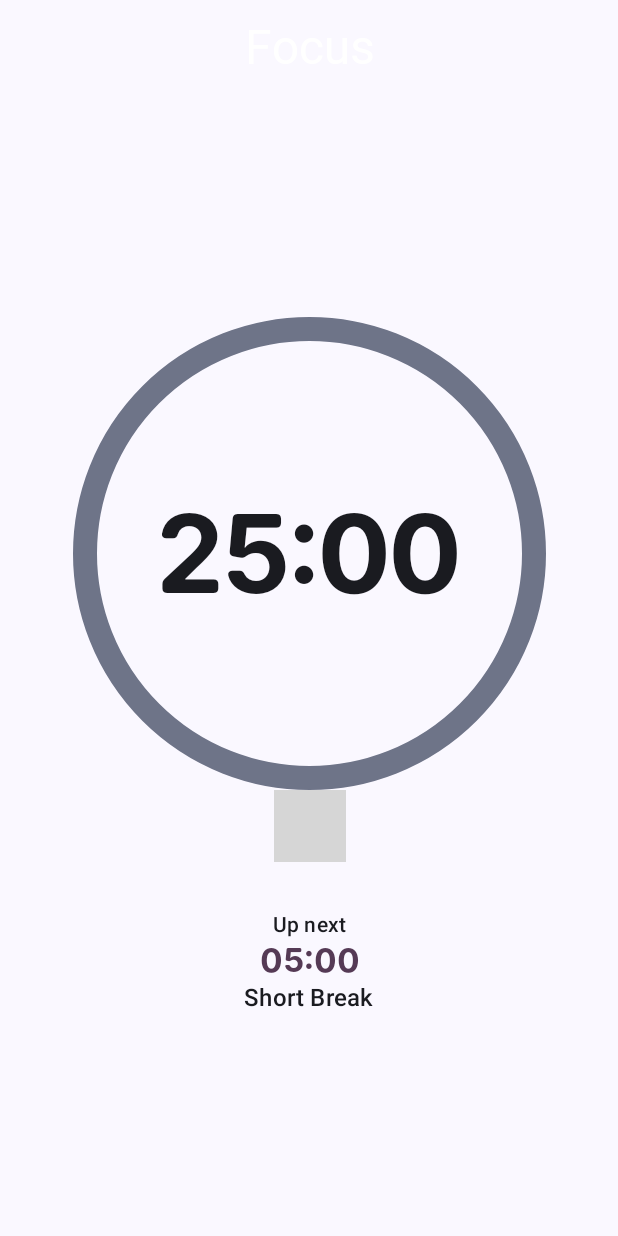
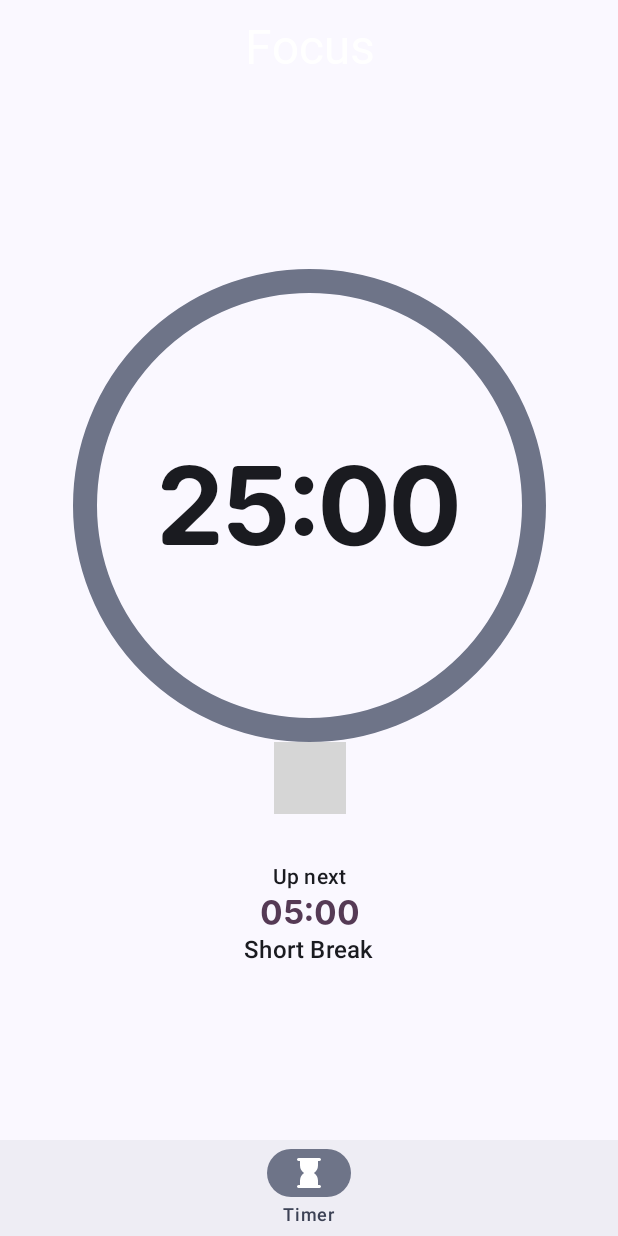
Before and after one commit to nsh07/Tomato, an Android app built with Jetpack Compose: the screen it shows after launch (MainActivity), on a phone screen of 412 x 824 dp. Run offline under Robolectric (Android 15) with nearby library versions, the phone set to English and light mode, and no system bars; our stand-ins replace Material 3 Expressive styles (plain Material 3 is drawn); Roboto replaces fonts that are not available here; 1 statement that could not run was skipped; grey boxes are pictures that could not be loaded.

Commit message:
feat: Implement a simple bottom navigation bar based UI
for facilitating multiple screens in further releases

```diff
--- a/app/src/main/java/org/nsh07/pomodoro/ui/AppScreen.kt
+++ b/app/src/main/java/org/nsh07/pomodoro/ui/AppScreen.kt
@@ -1,7 +1,16 @@
 package org.nsh07.pomodoro.ui
 
+import androidx.compose.foundation.layout.calculateEndPadding
+import androidx.compose.foundation.layout.calculateStartPadding
+import androidx.compose.foundation.layout.padding
 import androidx.compose.material3.ExperimentalMaterial3Api
 import androidx.compose.material3.ExperimentalMaterial3ExpressiveApi
+import androidx.compose.material3.Icon
+import androidx.compose.material3.Scaffold
+import androidx.compose.material3.ShortNavigationBar
+import androidx.compose.material3.ShortNavigationBarItem
+import androidx.compose.material3.ShortNavigationBarItemDefaults
+import androidx.compose.material3.Text
 import androidx.compose.runtime.Composable
 import androidx.compose.runtime.LaunchedEffect
 import androidx.compose.runtime.getValue
@@ -10,10 +19,13 @@ import androidx.compose.runtime.remember
 import androidx.compose.runtime.rememberUpdatedState
 import androidx.compose.runtime.setValue
 import androidx.compose.ui.Modifier
+import androidx.compose.ui.platform.LocalLayoutDirection
+import androidx.compose.ui.res.painterResource
 import androidx.lifecycle.compose.collectAsStateWithLifecycle
 import kotlinx.coroutines.Dispatchers
 import kotlinx.coroutines.delay
 import kotlinx.coroutines.withContext
+import org.nsh07.pomodoro.R
 import org.nsh07.pomodoro.ui.timerScreen.TimerScreen
 import org.nsh07.pomodoro.ui.viewModel.UiViewModel
 
@@ -36,6 +48,21 @@ fun AppScreen(
         }
     }
 
+    val layoutDirection = LocalLayoutDirection.current
+
+    Scaffold(
+        bottomBar = {
+            ShortNavigationBar {
+                ShortNavigationBarItem(
+                    selected = true,
+                    onClick = { },
+                    icon = { Icon(painterResource(R.drawable.hourglass_filled), null) },
+                    label = { Text("Timer") },
+                    colors = ShortNavigationBarItemDefaults.colors()
+                )
+            }
+        }
+    ) { contentPadding ->
         TimerScreen(
             uiState = uiState,
             showBrandTitle = showBrandTitle,
@@ -43,6 +70,11 @@ fun AppScreen(
             resetTimer = viewModel::resetTimer,
             skipTimer = viewModel::skipTimer,
             toggleTimer = viewModel::toggleTimer,
-        modifier = modifier
+            modifier = modifier.padding(
+                start = contentPadding.calculateStartPadding(layoutDirection),
+                end = contentPadding.calculateEndPadding(layoutDirection),
+                bottom = contentPadding.calculateBottomPadding()
+            )
         )
     }
+}
--- a/app/src/main/java/org/nsh07/pomodoro/ui/timerScreen/TimerScreen.kt
+++ b/app/src/main/java/org/nsh07/pomodoro/ui/timerScreen/TimerScreen.kt
@@ -31,7 +31,6 @@ import androidx.compose.material3.IconButtonDefaults
 import androidx.compose.material3.MaterialTheme.colorScheme
 import androidx.compose.material3.MaterialTheme.motionScheme
 import androidx.compose.material3.MaterialTheme.typography
-import androidx.compose.material3.Scaffold
 import androidx.compose.material3.Text
 import androidx.compose.material3.TopAppBar
 import androidx.compose.runtime.Composable
@@ -94,8 +93,7 @@ fun TimerScreen(
         haptic.performHapticFeedback(HapticFeedbackType.LongPress)
     }
 
-    Scaffold(
-        topBar = {
+    Column(modifier = modifier) {
         TopAppBar(
             title = {
                 AnimatedContent(
@@ -168,15 +166,11 @@ fun TimerScreen(
             subtitle = {},
             titleHorizontalAlignment = Alignment.CenterHorizontally
         )
-        },
-        modifier = modifier.fillMaxSize()
-    ) { insets ->
+
         Column(
             verticalArrangement = Arrangement.Center,
             horizontalAlignment = Alignment.CenterHorizontally,
-            modifier = Modifier
-                .fillMaxSize()
-                .padding(insets)
+            modifier = Modifier.fillMaxSize()
         ) {
             Column(horizontalAlignment = Alignment.CenterHorizontally) {
                 Box(contentAlignment = Alignment.Center) {
@@ -423,6 +417,13 @@ fun TimerScreenPreview() {
         timeStr = "03:34", nextTimeStr = "5:00", timerMode = TimerMode.FOCUS, timerRunning = true
     )
     TomatoTheme {
-        TimerScreen(uiState, false, { 0.3f }, {}, {}, {})
+        TimerScreen(
+            uiState,
+            false,
+            { 0.3f },
+            {},
+            {},
+            {}
+        )
     }
 }
--- /dev/null
+++ b/app/src/main/res/drawable/hourglass_filled.xml
@@ -0,0 +1,10 @@
+<vector xmlns:android="http://schemas.android.com/apk/res/android"
+    android:width="24dp"
+    android:height="24dp"
+    android:tint="#000000"
+    android:viewportWidth="960"
+    android:viewportHeight="960">
+    <path
+        android:fillColor="@android:color/white"
+        android:pathData="M200,880q-17,0 -28.5,-11.5T160,840q0,-17 11.5,-28.5T200,800h40v-120q0,-61 28.5,-114.5T348,480q-51,-32 -79.5,-85.5T240,280v-120h-40q-17,0 -28.5,-11.5T160,120q0,-17 11.5,-28.5T200,80h560q17,0 28.5,11.5T800,120q0,17 -11.5,28.5T760,160h-40v120q0,61 -28.5,114.5T612,480q51,32 79.5,85.5T720,680v120h40q17,0 28.5,11.5T800,840q0,17 -11.5,28.5T760,880L200,880Z" />
+</vector>
```
Also changed, not shown: app/src/main/res/drawable/hourglass.xml (added, +10 -0 lines), app/src/main/res/drawable/more_vert.xml (added, +10 -0 lines), app/src/main/res/drawable/settings.xml (added, +13 -0 lines). Lines whose indentation alone changed are shown as unchanged.
